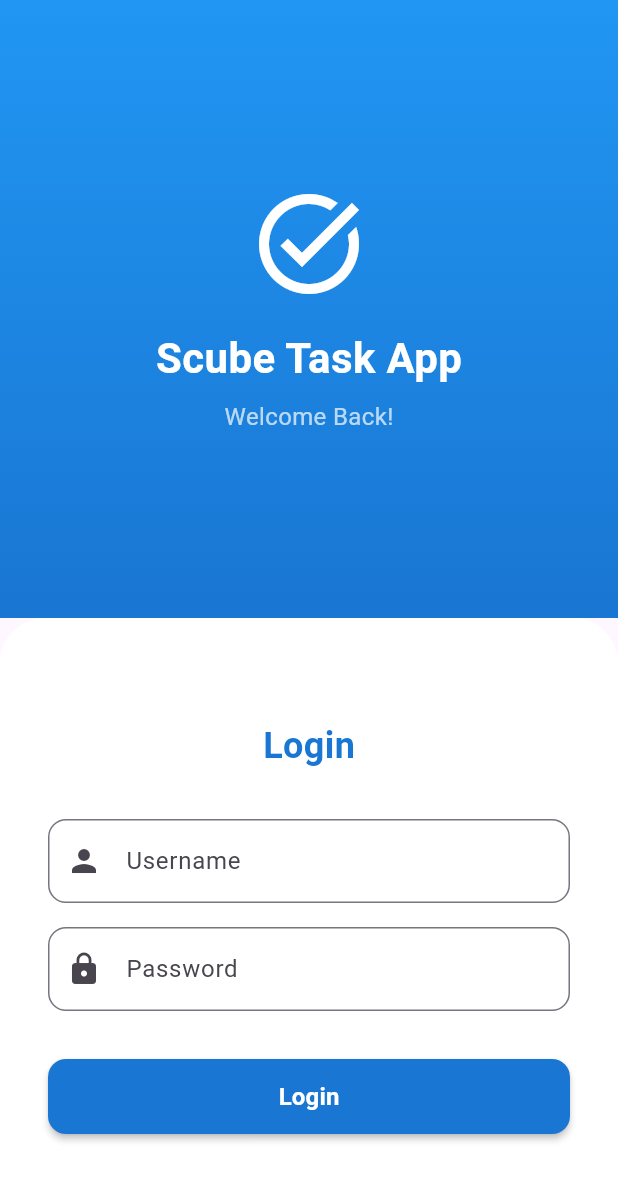
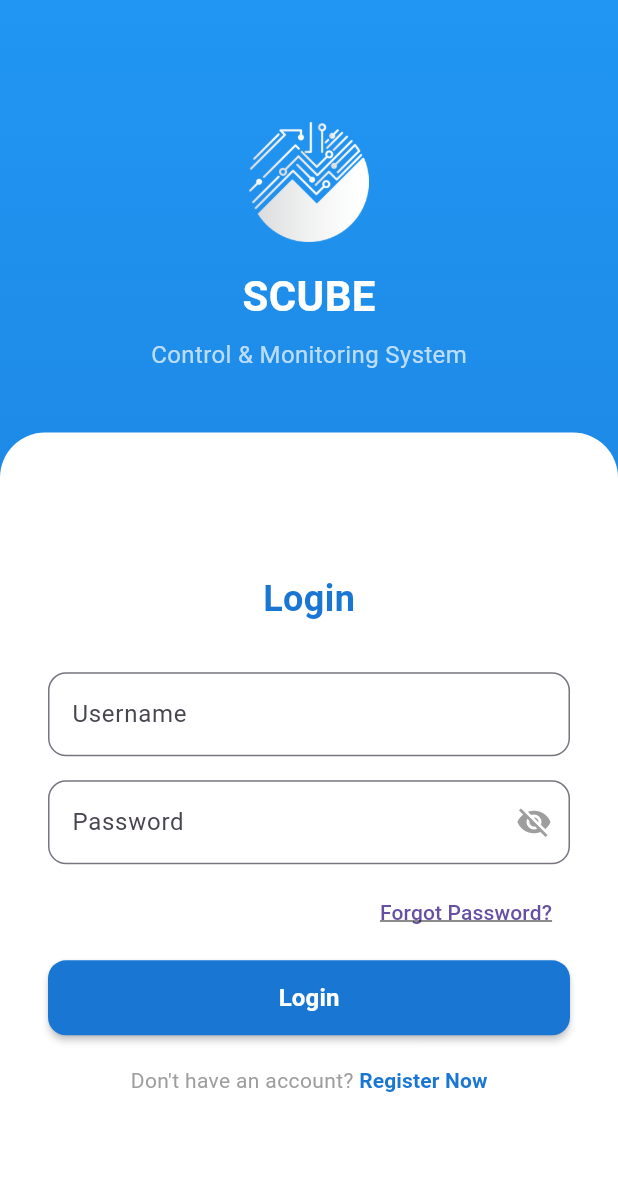
Before and after one commit to kbone1997/scuba_task_app, a Flutter app: the screen it shows after launch, on a phone screen of 412 x 824 dp. Shown: the top 1181 px of the screen. Run offline on Flutter 3.47's test engine with Material 3 defaults, Android fonts, the phone set to English and light mode, and no system bars.

Commit message:
login page done

```diff
--- a/lib/login_page.dart
+++ b/lib/login_page.dart
@@ -11,6 +11,7 @@ class _LoginPageState extends State<LoginPage> {
   final TextEditingController _usernameController = TextEditingController();
   final TextEditingController _passwordController = TextEditingController();
   final _formKey = GlobalKey<FormState>();
+  bool _isPasswordVisible = false;
 
   void _handleLogin() {
     if (_formKey.currentState!.validate()) {
@@ -23,13 +24,12 @@ class _LoginPageState extends State<LoginPage> {
   Widget build(BuildContext context) {
     return Scaffold(
       body: SafeArea(
-        child: Column(
+        child: Stack(
           children: [
-            // Top half - Blue background
-            Expanded(
-              flex: 1,
-              child: Container(
+            // Blue background - full screen
+            Container(
               width: double.infinity,
+              height: double.infinity,
               decoration: const BoxDecoration(
                 gradient: LinearGradient(
                   begin: Alignment.topCenter,
@@ -40,27 +40,34 @@ class _LoginPageState extends State<LoginPage> {
                   ],
                 ),
               ),
-                child: const Center(
+            ),
+            // Top content - Logo and title
+            Positioned(
+              top: 0,
+              left: 0,
+              right: 0,
+              height: MediaQuery.of(context).size.height * 0.4,
+              child: Center(
                 child: Column(
                   mainAxisAlignment: MainAxisAlignment.center,
                   children: [
-                      Icon(
-                        Icons.task_alt,
-                        size: 80,
-                        color: Colors.white,
+                    Image.asset(
+                      'assets/images/logo.png', // Replace 'logo.png' with your actual logo filename
+                      width: 80,
+                      height: 80,
                     ),
-                      SizedBox(height: 16),
-                      Text(
-                        'Scube Task App',
+                    const SizedBox(height: 16),
+                    const Text(
+                      'SCUBE',
                       style: TextStyle(
                         fontSize: 28,
                         fontWeight: FontWeight.bold,
                         color: Colors.white,
                       ),
                     ),
-                      SizedBox(height: 8),
-                      Text(
-                        'Welcome Back!',
+                    const SizedBox(height: 8),
+                    const Text(
+                      'Control & Monitoring System',
                       style: TextStyle(
                         fontSize: 16,
                         color: Colors.white70,
@@ -70,12 +77,13 @@ class _LoginPageState extends State<LoginPage> {
                 ),
               ),
             ),
-            ),
-            // Bottom half - White background with rounded edges
-            Expanded(
-              flex: 1,
+            // Bottom form container with rounded top corners
+            Positioned(
+              top: MediaQuery.of(context).size.height * 0.35,
+              left: 0,
+              right: 0,
+              bottom: 0,
               child: Container(
-                width: double.infinity,
                 decoration: const BoxDecoration(
                   color: Colors.white,
                   borderRadius: BorderRadius.only(
@@ -104,7 +112,6 @@ class _LoginPageState extends State<LoginPage> {
                           controller: _usernameController,
                           decoration: InputDecoration(
                             labelText: 'Username',
-                            prefixIcon: const Icon(Icons.person),
                             border: OutlineInputBorder(
                               borderRadius: BorderRadius.circular(12),
                             ),
@@ -127,10 +134,22 @@ class _LoginPageState extends State<LoginPage> {
                         // Password field
                         TextFormField(
                           controller: _passwordController,
-                          obscureText: true,
+                          obscureText: !_isPasswordVisible,
                           decoration: InputDecoration(
                             labelText: 'Password',
-                            prefixIcon: const Icon(Icons.lock),
+                            suffixIcon: IconButton(
+                              icon: Icon(
+                                _isPasswordVisible
+                                    ? Icons.visibility
+                                    : Icons.visibility_off,
+                                color: Colors.grey,
+                              ),
+                              onPressed: () {
+                                setState(() {
+                                  _isPasswordVisible = !_isPasswordVisible;
+                                });
+                              },
+                            ),
                             border: OutlineInputBorder(
                               borderRadius: BorderRadius.circular(12),
                             ),
@@ -149,7 +168,29 @@ class _LoginPageState extends State<LoginPage> {
                             return null;
                           },
                         ),
-                        const SizedBox(height: 32),
+                        const SizedBox(height: 8),
+                        // Forgot password text
+                        Align(
+                          alignment: Alignment.centerRight,
+                          child: TextButton(
+                            onPressed: () {
+                              // Handle forgot password
+                              ScaffoldMessenger.of(context).showSnackBar(
+                                const SnackBar(
+                                  content: Text('Forgot password feature coming soon!'),
+                                ),
+                              );
+                            },
+                            child: const Text(
+                              'Forgot Password?',
+                              style: TextStyle(
+                                decoration: TextDecoration.underline,
+                                fontSize: 14,
+                              ),
+                            ),
+                          ),
+                        ),
+                        const SizedBox(height: 8),
                         // Login button
                         SizedBox(
                           width: double.infinity,
@@ -173,6 +214,43 @@ class _LoginPageState extends State<LoginPage> {
                             ),
                           ),
                         ),
+                        const SizedBox(height: 20),
+                        // Register link
+                        Row(
+                          mainAxisAlignment: MainAxisAlignment.center,
+                          children: [
+                            const Text(
+                              "Don't have an account? ",
+                              style: TextStyle(
+                                color: Colors.grey,
+                                fontSize: 14,
+                              ),
+                            ),
+                            TextButton(
+                              onPressed: () {
+                                // Handle register navigation
+                                ScaffoldMessenger.of(context).showSnackBar(
+                                  const SnackBar(
+                                    content: Text('Registration feature coming soon!'),
+                                  ),
+                                );
+                              },
+                              style: TextButton.styleFrom(
+                                padding: EdgeInsets.zero,
+                                minimumSize: Size.zero,
+                                tapTargetSize: MaterialTapTargetSize.shrinkWrap,
+                              ),
+                              child: const Text(
+                                'Register Now',
+                                style: TextStyle(
+                                  color: Color(0xFF1976D2),
+                                  fontSize: 14,
+                                  fontWeight: FontWeight.bold,
+                                ),
+                              ),
+                            ),
+                          ],
+                        ),
                       ],
                     ),
                   ),
--- a/pubspec.yaml
+++ b/pubspec.yaml
@@ -58,9 +58,8 @@ flutter:
   uses-material-design: true
 
   # To add assets to your application, add an assets section, like this:
-  # assets:
-  #   - images/a_dot_burr.jpeg
-  #   - images/a_dot_ham.jpeg
+  assets:
+    - assets/images/
 
   # An image asset can refer to one or more resolution-specific "variants", see
   # https://flutter.dev/to/resolution-aware-images
```
Also changed, not shown: assets/images/logo.png (added). Lines whose indentation alone changed are shown as unchanged.
